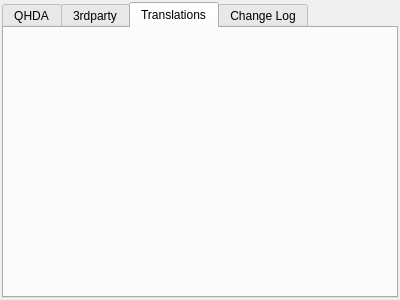
Above: ui/about.ui from pussbb/QHDA before the change. Below: the same form after it.
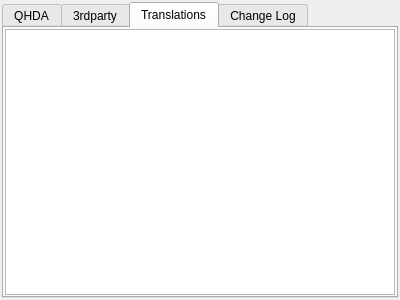
That is the form after the change. The open tabs and pages were chosen to show the change. Icons and pictures are not drawn.

```diff
--- a/ui/about.ui
+++ b/ui/about.ui
@@ -129,6 +129,14 @@
       <attribute name="title">
        <string>Translations</string>
       </attribute>
+      <layout class="QGridLayout" name="gridLayout_2">
+       <property name="margin">
+        <number>1</number>
+       </property>
+       <item row="0" column="0">
+        <widget class="QListWidget" name="listWidget"/>
+       </item>
+      </layout>
      </widget>
      <widget class="QWidget" name="tab_4">
       <attribute name="title">
```
Left out of the diff: 2 changed lines with no effect on the pictures.
